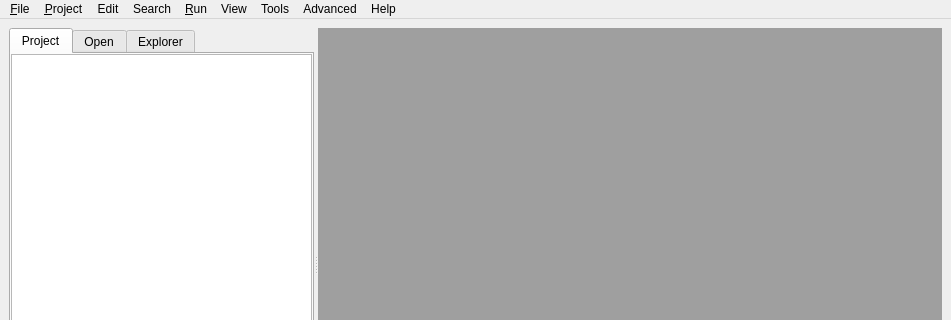
The window that blurdev/ide/ui/ideeditor.ui (blurstudio/PrEditor) describes before a commit, drawn with Qt 5; both pictures show x 0 to 951 and y 0 to 320 of the 951 by 559 pixel window.
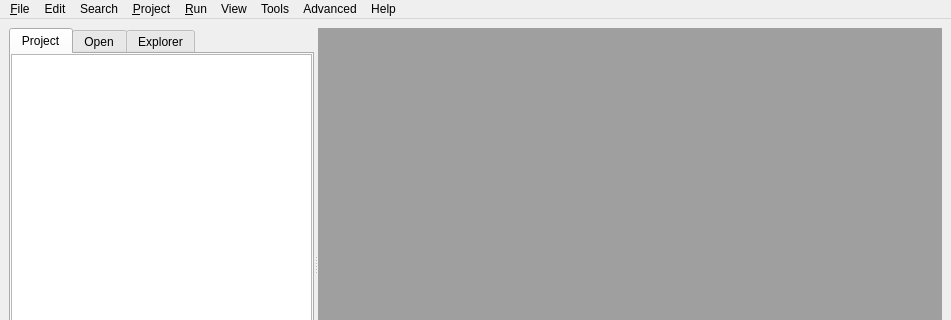
The same window after the commit.

```diff
--- a/blurdev/ide/ui/ideeditor.ui
+++ b/blurdev/ide/ui/ideeditor.ui
@@ -254,9 +254,9 @@
     <addaction name="uiCloseProjectACT"/>
    </widget>
    <addaction name="uiFileMENU"/>
-   <addaction name="menu_Project"/>
    <addaction name="menuEdit"/>
    <addaction name="uiSearchMENU"/>
+   <addaction name="menu_Project"/>
    <addaction name="uiRunMENU"/>
    <addaction name="uiViewMENU"/>
    <addaction name="uiToolsMENU"/>
```
Left out of the diff: 121 changed lines with no effect on the pictures.
